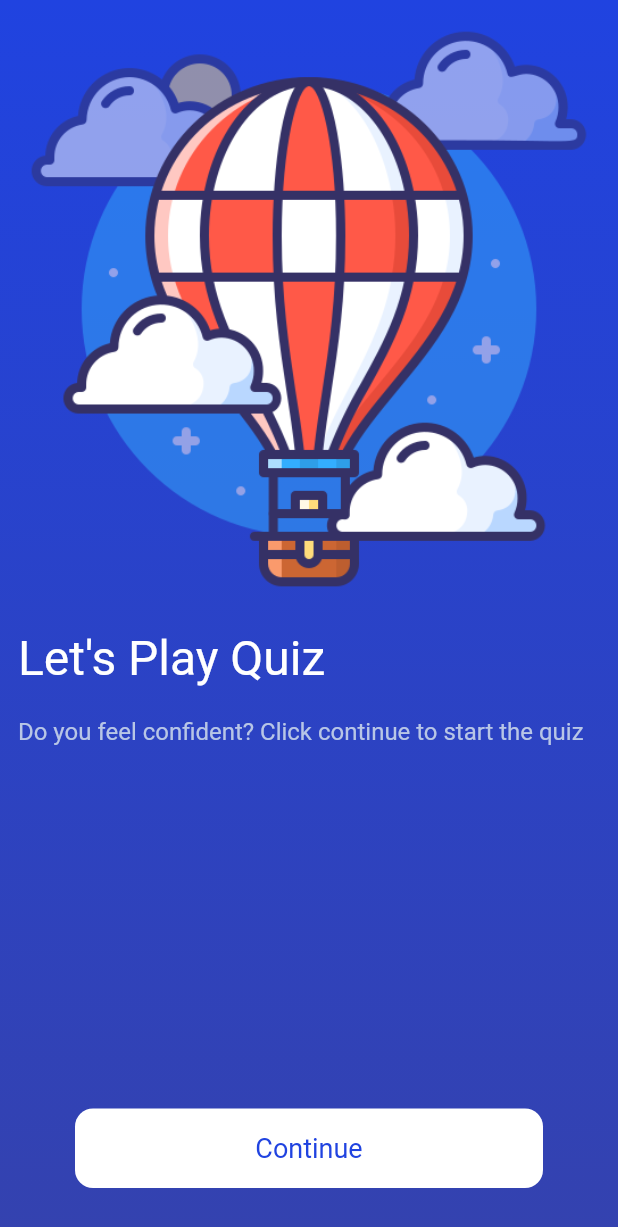
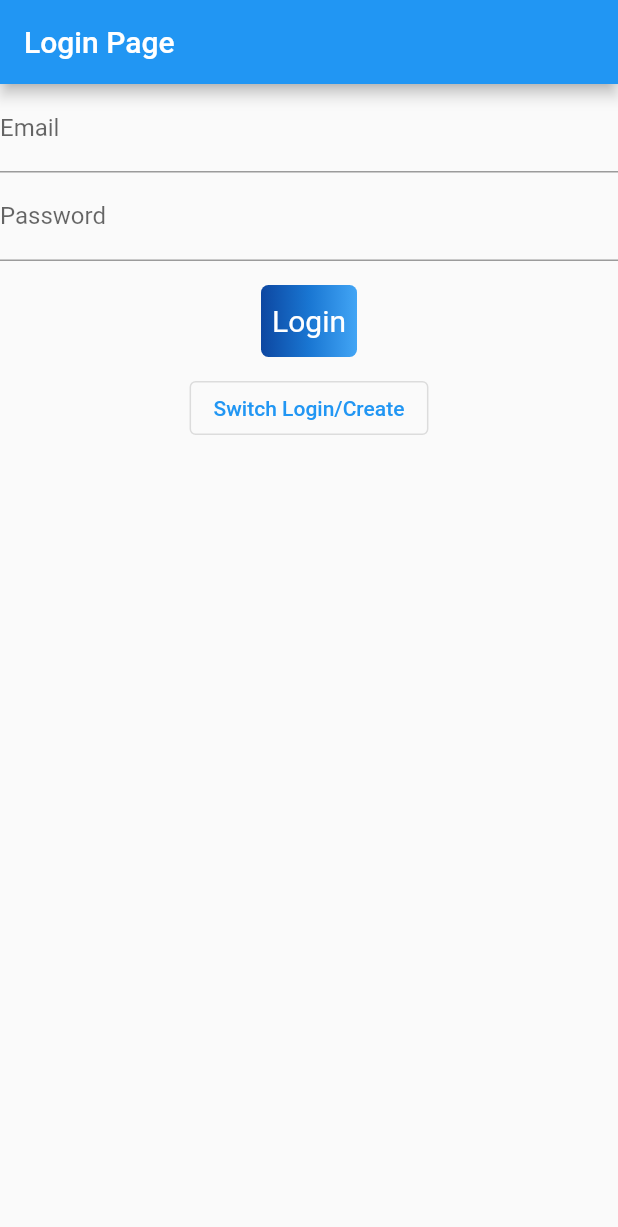
Before and after one commit to abidwali/flutter_quiz_app, a Flutter app: the screen it shows after launch, on a phone screen of 412 x 824 dp. Shown: the top 1227 px of the screen. Run offline on Flutter 3.47's test engine with Material 2 defaults, Android fonts, the phone set to English and light mode, and no system bars; our stand-ins replace firebase_auth, firebase_core; accounts and stored records are empty; Roboto replaces fonts that are missing (quick, quick_bold, quick_semi).

Commit message:
Quiz App with integration of login and signup

```diff
--- a/lib/api_services.dart
+++ b/lib/api_services.dart
@@ -1,3 +1,5 @@
+// ignore_for_file: import_of_legacy_library_into_null_safe
+
 import 'dart:convert';
 
 import 'package:http/http.dart' as http;
--- /dev/null
+++ b/lib/decision_tree.dart
@@ -0,0 +1,39 @@
+import 'package:flutter/material.dart';
+import 'package:flutter_quiz_app/screens/home_screen.dart';
+import 'package:flutter_quiz_app/screens/login_screen.dart';
+import 'package:firebase_auth/firebase_auth.dart';
+
+
+class DecisionTree extends StatefulWidget {
+  const DecisionTree({super.key});
+
+  @override
+  State<DecisionTree> createState() => _DecisionTreeState();
+}
+
+class _DecisionTreeState extends State<DecisionTree> {
+  User? user;
+  @override
+  void initState() {
+    super.initState();
+    onRefresh(FirebaseAuth.instance.currentUser);
+  }
+
+  onRefresh(userCred) {
+    setState(() {
+      user = userCred;
+    });
+  }
+
+  @override
+  Widget build(BuildContext context) {
+    if (user == null) {
+      return LoginPage(
+        onSignIn: (userCred) => onRefresh(userCred),
+      );
+    }
+    return HomeScreen(
+      onSignOut: (userCred) => onRefresh(userCred),
+    );
+  }
+}
--- a/lib/main.dart
+++ b/lib/main.dart
@@ -1,10 +1,10 @@
 import 'package:flutter/material.dart';
-import 'package:flutter_quiz_app/consts/colors.dart';
-import 'package:flutter_quiz_app/consts/images.dart';
-import 'package:flutter_quiz_app/consts/text_style.dart';
-import 'package:flutter_quiz_app/quiz_screen.dart';
+import 'package:flutter_quiz_app/decision_tree.dart';
+import 'package:firebase_core/firebase_core.dart';
 
-void main() {
+Future<void> main() async {
+  WidgetsFlutterBinding.ensureInitialized();
+  await Firebase.initializeApp();
   runApp(const MyApp());
 }
 
@@ -15,7 +15,7 @@ class MyApp extends StatelessWidget {
   Widget build(BuildContext context) {
     return MaterialApp(
       debugShowCheckedModeBanner: false,
-      home: const QuizApp(),
+      home: const DecisionTree(),
       theme: ThemeData(
         fontFamily: "quick",
       ),
@@ -23,75 +23,3 @@ class MyApp extends StatelessWidget {
     );
   }
 }
-
-class QuizApp extends StatelessWidget {
-  const QuizApp({super.key});
-
-  @override
-  Widget build(BuildContext context) {
-    var size = MediaQuery.of(context).size;
-    return Scaffold(
-      body: SafeArea(
-        child: Container(
-          width: double.infinity,
-          height: double.infinity,
-          padding: const EdgeInsets.all(12),
-          decoration: const BoxDecoration(
-            gradient: LinearGradient(
-              begin: Alignment.topCenter,
-              end: Alignment.bottomCenter,
-              colors: [blue, darkBlue],
-            ),
-          ),
-          child: Column(
-            crossAxisAlignment: CrossAxisAlignment.start,
-            children: [
-              Image.asset(
-                balloon2,
-              ),
-              const SizedBox(
-                height: 20,
-              ),
-              headingText(
-                  color: Colors.white, size: 32, text: "Let's Play Quiz"),
-              const SizedBox(
-                height: 20,
-              ),
-              normalText(
-                color: lightgrey,
-                size: 16,
-                text: "Do you feel confident? Click continue to start the quiz",
-              ),
-              const Spacer(),
-              Align(
-                alignment: Alignment.center,
-                child: GestureDetector(
-                  onTap: () {
-                    Navigator.push(
-                      context,
-                      MaterialPageRoute(
-                          builder: (context) => const QuizScreen()),
-                    );
-                  },
-                  child: Container(
-                    margin: const EdgeInsets.only(
-                      bottom: 20,
-                    ),
-                    alignment: Alignment.center,
-                    width: size.width - 100,
-                    padding: const EdgeInsets.all(16),
-                    decoration: BoxDecoration(
-                      color: Colors.white,
-                      borderRadius: BorderRadius.circular(12),
-                    ),
-                    child: headingText(color: blue, size: 18, text: "Continue"),
-                  ),
-                ),
-              ),
-            ],
-          ),
-        ),
-      ),
-    );
-  }
-}
--- /dev/null
+++ b/lib/screens/login_screen.dart
@@ -0,0 +1,111 @@
+import 'package:flutter/material.dart';
+import 'package:firebase_auth/firebase_auth.dart';
+
+class LoginPage extends StatefulWidget {
+  final Function(User?) onSignIn;
+  const LoginPage({super.key, required this.onSignIn});
+
+  @override
+  State<LoginPage> createState() => _LoginPageState();
+}
+
+class _LoginPageState extends State<LoginPage> {
+  final TextEditingController _controllerEmail = TextEditingController();
+  final TextEditingController _controllerPassword = TextEditingController();
+
+  String error = '';
+  bool login = true;
+
+  Future<void> loginUser() async {
+    try {
+      UserCredential userCredential = await FirebaseAuth.instance
+          .signInWithEmailAndPassword(
+              email: _controllerEmail.text, password: _controllerPassword.text);
+      widget.onSignIn(userCredential.user);
+    } on FirebaseAuthException catch (e) {
+      setState(() {
+        error = e.message!;
+      });
+    }
+  }
+
+  Future<void> createUser() async {
+    try {
+      UserCredential userCredential = await FirebaseAuth.instance
+          .createUserWithEmailAndPassword(
+              email: _controllerEmail.text, password: _controllerPassword.text);
+      widget.onSignIn(userCredential.user);
+    } on FirebaseAuthException catch (e) {
+      setState(() {
+        error = e.message!;
+      });
+    }
+  }
+
+  @override
+  Widget build(BuildContext context) {
+    return Scaffold(
+      appBar: AppBar(
+        title: const Text("Login Page"),
+      ),
+      body: SingleChildScrollView(
+        child: Column(
+          children: [
+            TextFormField(
+              controller: _controllerEmail,
+              decoration: const InputDecoration(labelText: "Email"),
+            ),
+            TextFormField(
+              controller: _controllerPassword,
+              decoration: const InputDecoration(labelText: "Password"),
+            ),
+            Text(error),
+            Center(
+              child: ClipRRect(
+                borderRadius: BorderRadius.circular(5),
+                child: Stack(
+                  children: [
+                    Positioned.fill(
+                      child: Container(
+                        decoration: const BoxDecoration(
+                          gradient: LinearGradient(
+                            colors: <Color>[
+                              Color(0XFF0D47A1),
+                              Color(0XFF1976D2),
+                              Color(0XFF42A5F5),
+                            ],
+                          ),
+                        ),
+                      ),
+                    ),
+                    TextButton(
+                      style: TextButton.styleFrom(
+                        padding: const EdgeInsets.all(5),
+                        foregroundColor: Colors.white,
+                        textStyle: const TextStyle(fontSize: 20),
+                      ),
+                      onPressed: () {
+                        login ? loginUser() : createUser();
+                      },
+                      child: Text(login ? "Login" : "Create User"),
+                    ),
+                  ],
+                ),
+              ),
+            ),
+            const SizedBox(
+              height: 10,
+            ),
+            OutlinedButton(
+                onPressed: () {
+                  setState(() {
+                    login = !login;
+                  });
+                },
+                child: const Text("Switch Login/Create"))
+          ],
+        ),
+      ),
+    );
+  }
+}
--- a/pubspec.yaml
+++ b/pubspec.yaml
@@ -36,6 +36,8 @@ dependencies:
   # The following adds the Cupertino Icons font to your application.
   # Use with the CupertinoIcons class for iOS style icons.
   cupertino_icons: ^1.0.2
+  firebase_auth: ^3.9.0
+  firebase_core: ^1.22.0
   http:
 
 dev_dependencies:
```
Also changed, not shown: lib/screens/home_screen.dart (added, +108 -0 lines), lib/screens/quiz_screen.dart (renamed from lib/quiz_screen.dart, +37 -11 lines), lib/screens/result_screen.dart (added, +51 -0 lines), pubspec.lock, 4 other files.
